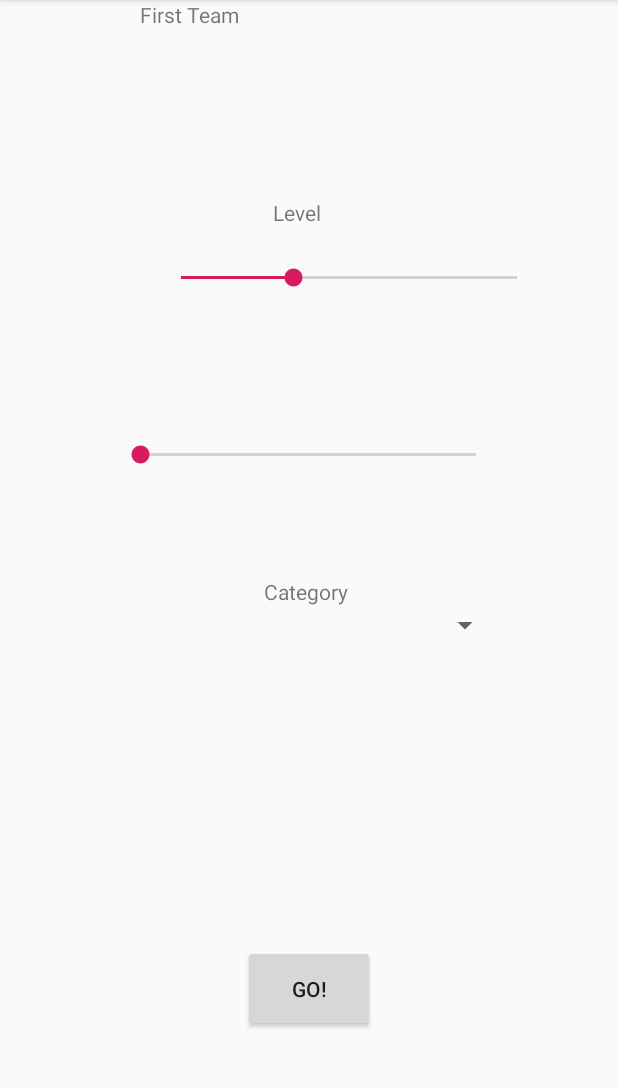
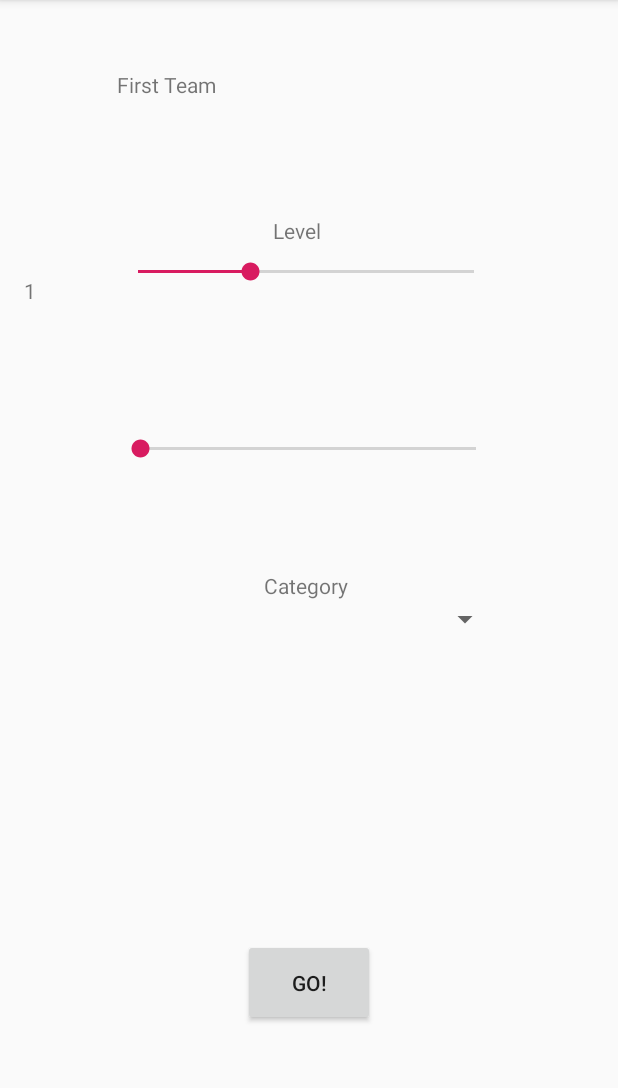
Before and after one commit to paref/Maskhare, an Android app: the WordActivity screen opened directly, with no data from a screen before it, on a phone screen of 412 x 824 dp, the part 84-1172 px from its top. Run offline under Robolectric (Android 15) with nearby library versions, the phone set to English and light mode, and no system bars; 1 statement that could not run was skipped.

Commit message:
word activity xml rebuild

```diff
--- a/app/src/main/res/layout/activity_word.xml
+++ b/app/src/main/res/layout/activity_word.xml
@@ -11,10 +11,11 @@
         android:layout_width="29dp"
         android:layout_height="18dp"
         android:layout_marginStart="16dp"
-        android:layout_marginTop="175dp"
+        android:layout_marginTop="184dp"
         android:layout_marginEnd="33dp"
         android:text="1"
         app:layout_constraintEnd_toStartOf="@+id/LevelSeekBar"
+        app:layout_constraintHorizontal_bias="0.0"
         app:layout_constraintStart_toStartOf="parent"
         app:layout_constraintTop_toTopOf="parent" />
 
@@ -22,25 +23,21 @@
         android:id="@+id/LevelSeekBar"
         android:layout_width="256dp"
         android:layout_height="26dp"
-        android:layout_marginStart="53dp"
-        android:layout_marginTop="172dp"
-        android:layout_marginEnd="79dp"
-        app:layout_constraintEnd_toEndOf="parent"
-        app:layout_constraintHorizontal_bias="0.954"
-        app:layout_constraintStart_toEndOf="@+id/LevelTextView"
-        app:layout_constraintTop_toTopOf="parent" />
+        android:layout_marginEnd="80dp"
+        android:layout_marginBottom="8dp"
+        app:layout_constraintBottom_toBottomOf="@+id/LevelTextView"
+        app:layout_constraintEnd_toEndOf="parent" />
 
     <TextView
         android:id="@+id/LevelLabel"
         android:layout_width="48dp"
         android:layout_height="24dp"
         android:layout_marginStart="181dp"
-        android:layout_marginTop="94dp"
         android:layout_marginEnd="182dp"
         android:text="Level"
+        app:layout_constraintBottom_toTopOf="@+id/LevelSeekBar"
         app:layout_constraintEnd_toEndOf="parent"
-        app:layout_constraintStart_toStartOf="parent"
-        app:layout_constraintTop_toBottomOf="@+id/textView2" />
+        app:layout_constraintStart_toStartOf="parent" />
 
     <Button
         android:id="@+id/GoBtn"
@@ -56,9 +53,9 @@
         app:layout_constraintTop_toBottomOf="@+id/LevelSeekBar" />
 
     <Spinner
-        android:layout_height="26dp"
         android:id="@+id/CategorySpinner"
         android:layout_width="258dp"
+        android:layout_height="26dp"
         android:layout_marginStart="75dp"
         android:layout_marginEnd="78dp"
         android:layout_marginBottom="200dp"
@@ -68,6 +65,7 @@
         app:layout_constraintStart_toStartOf="parent" />
 
     <SeekBar
+        android:id="@+id/seekBar"
         android:layout_width="256dp"
         android:layout_height="26dp"
         android:layout_marginStart="53dp"
@@ -93,15 +91,17 @@
 
     <TextView
         android:id="@+id/textView2"
-        android:layout_width="225dp"
+        android:layout_width="256dp"
         android:layout_height="38dp"
-        android:layout_marginStart="93dp"
-        android:layout_marginEnd="93dp"
-        android:layout_marginBottom="94dp"
+        android:layout_marginStart="32dp"
+        android:layout_marginEnd="32dp"
+        android:layout_marginBottom="8dp"
         android:text="First Team"
         app:layout_constraintBottom_toTopOf="@+id/LevelLabel"
         app:layout_constraintEnd_toEndOf="parent"
-        app:layout_constraintStart_toStartOf="parent" />
+        app:layout_constraintStart_toStartOf="parent"
+        app:layout_constraintTop_toTopOf="parent"
+        app:layout_constraintVertical_bias="0.474" />
 
 
 </android.support.constraint.ConstraintLayout>
```
